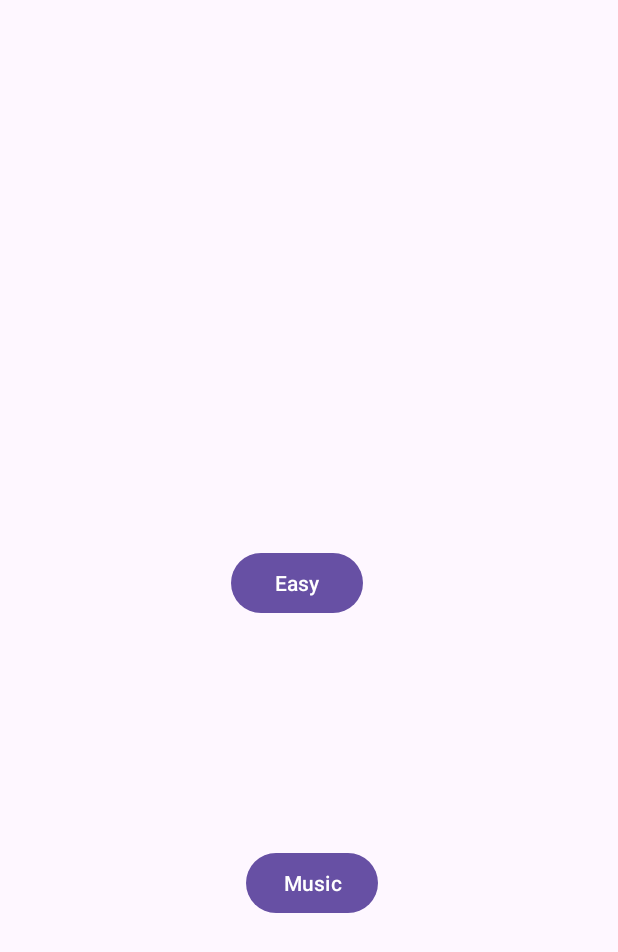
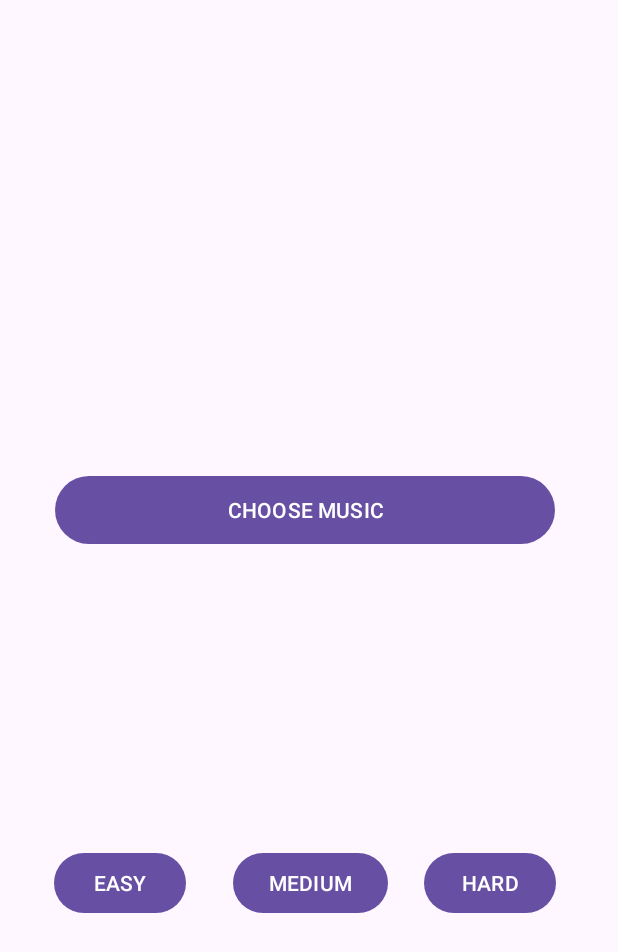
Before and after one commit to PallaviRao1113/WordSearchApplication_MobileAppDev, an Android app: the screen it shows after launch (MainActivity), on a phone screen of 412 x 824 dp. Shown: the top 952 px of the screen. Run offline under Robolectric (Android 15) with nearby library versions, the phone set to English and light mode, and no system bars.

Commit message:
US02 code. Also changed some formatting. Easy level code completed.

```diff
--- a/app/src/main/AndroidManifest.xml
+++ b/app/src/main/AndroidManifest.xml
@@ -12,6 +12,9 @@
         android:supportsRtl="true"
         android:theme="@style/Theme.WordSearchApplication_MobileAppDev"
         tools:targetApi="31">
+        <activity
+            android:name=".FourthActivity"
+            android:exported="false" />
         <activity
             android:name=".ThirdActivity"
             android:exported="false" />
--- a/app/src/main/java/com/example/wordsearchapplication_mobileappdev/MainActivity.java
+++ b/app/src/main/java/com/example/wordsearchapplication_mobileappdev/MainActivity.java
@@ -1,10 +1,8 @@
 package com.example.wordsearchapplication_mobileappdev;
 
 import androidx.appcompat.app.AppCompatActivity;
-
 import android.content.Intent;
 import android.view.View;
-
 import android.os.Bundle;
 
 public class MainActivity extends AppCompatActivity {
@@ -27,4 +25,6 @@ public class MainActivity extends AppCompatActivity {
         startActivity(intent);
     }
 
+
+
 }
--- a/app/src/main/java/com/example/wordsearchapplication_mobileappdev/SecondActivity.java
+++ b/app/src/main/java/com/example/wordsearchapplication_mobileappdev/SecondActivity.java
@@ -1,7 +1,6 @@
 package com.example.wordsearchapplication_mobileappdev;
 
 import androidx.appcompat.app.AppCompatActivity;
-
 import android.content.Intent;
 import android.media.MediaPlayer;
 import android.os.Bundle;
--- a/app/src/main/res/layout/activity_main.xml
+++ b/app/src/main/res/layout/activity_main.xml
@@ -8,30 +8,53 @@
 
     <Button
         android:id="@+id/button2"
-        android:layout_width="wrap_content"
-        android:layout_height="wrap_content"
-        android:layout_marginStart="162dp"
-        android:layout_marginEnd="158dp"
-        android:layout_marginBottom="211dp"
+        android:layout_width="333dp"
+        android:layout_height="53dp"
+        android:layout_marginStart="36dp"
+        android:layout_marginTop="267dp"
+        android:layout_marginEnd="42dp"
+        android:layout_marginBottom="152dp"
         android:onClick="gotoSecondActivty"
-        android:text="Music"
-        app:layout_constraintBottom_toBottomOf="parent"
+        android:text="CHOOSE MUSIC"
+        app:layout_constraintBottom_toTopOf="@+id/easy"
         app:layout_constraintEnd_toEndOf="parent"
-        app:layout_constraintStart_toStartOf="parent" />
+        app:layout_constraintStart_toStartOf="parent"
+        app:layout_constraintTop_toTopOf="parent" />
 
     <Button
         android:id="@+id/easy"
         android:layout_width="wrap_content"
         android:layout_height="wrap_content"
-        android:layout_marginStart="153dp"
-        android:layout_marginTop="318dp"
-        android:layout_marginEnd="170dp"
-        android:layout_marginBottom="106dp"
+        android:layout_marginStart="36dp"
+        android:layout_marginEnd="31dp"
+        android:layout_marginBottom="211dp"
         android:onClick="gotoThirdActivty"
-        android:text="Easy"
-        app:layout_constraintBottom_toTopOf="@+id/button2"
+        android:text="EASY"
+        app:layout_constraintBottom_toBottomOf="parent"
+        app:layout_constraintEnd_toStartOf="@+id/medium"
+        app:layout_constraintStart_toStartOf="parent" />
+
+    <Button
+        android:id="@+id/medium"
+        android:layout_width="wrap_content"
+        android:layout_height="wrap_content"
+        android:layout_marginStart="31dp"
+        android:layout_marginBottom="211dp"
+        android:onClick="gotoFourthActivty"
+        android:text="MEDIUM"
+        app:layout_constraintBottom_toBottomOf="parent"
+        app:layout_constraintStart_toEndOf="@+id/easy" />
+
+    <Button
+        android:id="@+id/button"
+        android:layout_width="wrap_content"
+        android:layout_height="wrap_content"
+        android:layout_marginStart="24dp"
+        android:layout_marginEnd="41dp"
+        android:layout_marginBottom="211dp"
+        android:text="HARD"
+        app:layout_constraintBottom_toBottomOf="parent"
         app:layout_constraintEnd_toEndOf="parent"
-        app:layout_constraintStart_toStartOf="parent"
-        app:layout_constraintTop_toTopOf="parent" />
+        app:layout_constraintStart_toEndOf="@+id/medium" />
 
 </androidx.constraintlayout.widget.ConstraintLayout>
```
Also changed, not shown: app/src/main/java/com/example/wordsearchapplication_mobileappdev/ThirdActivity.java (+43 -27 lines), app/src/main/res/layout/activity_second.xml (+15 -21 lines), app/src/main/res/layout/activity_third.xml (+23 -28 lines).
